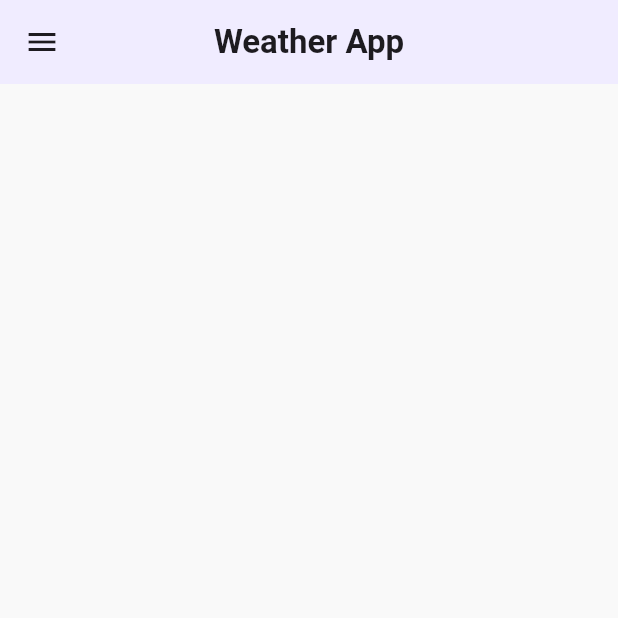
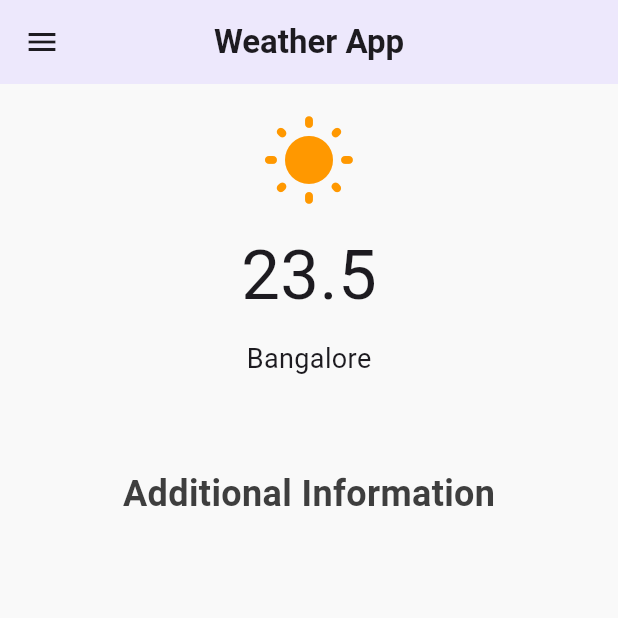
Before and after one commit to Rahul850kr/Weather-App, a Flutter app: the screen it shows after launch, on a phone screen of 412 x 824 dp, the top half of it. Run offline on Flutter 3.47's test engine with Material 2 defaults, Android fonts, the phone set to English and light mode, and no system bars.

Commit message:
added navbar and current weather

```diff
--- a/lib/main.dart
+++ b/lib/main.dart
@@ -1,4 +1,5 @@
 import 'package:flutter/material.dart';
+import 'package:weather_app/views/currentWeather.dart';
 
 void main() {
   runApp(const MyApp());
@@ -32,13 +33,32 @@ class _MyHomePageState extends State<MyHomePage> {
     return Scaffold(
       backgroundColor: Color(0xFFf9f9f9),
       appBar: AppBar(
+        elevation: 0.5,
         backgroundColor: Color(0xffF0ECFF),
-        title: const Text('Weather App',style: TextStyle(
-          fontWeight: FontWeight.bold,
-          // fontFamily: 'Open Sans'
-        ),),
+        title: const Text(
+          'Weather App',
+          style: TextStyle(
+            fontWeight: FontWeight.bold,
+          ),
+        ),
         centerTitle: true,
-        leading: IconButton(onPressed: (){},icon:const Icon(Icons.menu),),
+        leading: IconButton(
+          onPressed: () {},
+          icon: const Icon(Icons.menu),
+        ),
+      ),
+      body: Column(
+        crossAxisAlignment: CrossAxisAlignment.center,
+        children: [
+          const SizedBox(height: 20,),
+          currentWeather(Icons.wb_sunny_rounded, '23.5', 'Bangalore'),
+          const SizedBox(height: 60,),
+          const Text('Additional Information',style:TextStyle(
+            fontSize: 24,
+            color: Color(0xdd212121),
+            fontWeight: FontWeight.bold
+          ))
+        ],
       ),
     );
   }
--- /dev/null
+++ b/lib/views/currentWeather.dart
@@ -0,0 +1,22 @@
+
+import 'package:flutter/material.dart';
+
+Widget currentWeather(IconData icon ,String temp , String location) {
+  return Center(
+    child: Column(
+      crossAxisAlignment: CrossAxisAlignment.center,
+      mainAxisAlignment: MainAxisAlignment.center,
+      children: [
+        Icon(icon,color: Colors.orange,size: 64.0,),
+        SizedBox(height: 10,),
+        Text('$temp',style: TextStyle(
+          fontSize: 46
+        ),),
+        SizedBox(height: 10,),
+        Text('$location',style: TextStyle(
+            fontSize: 18
+        ),)
+      ],
+    ),
+  );
+}
```
